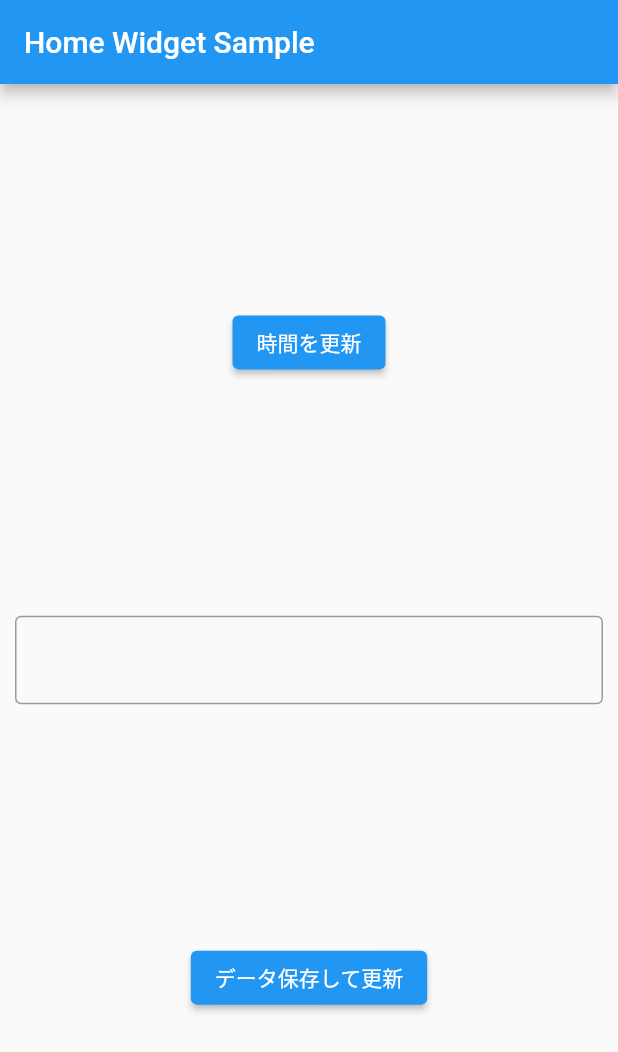
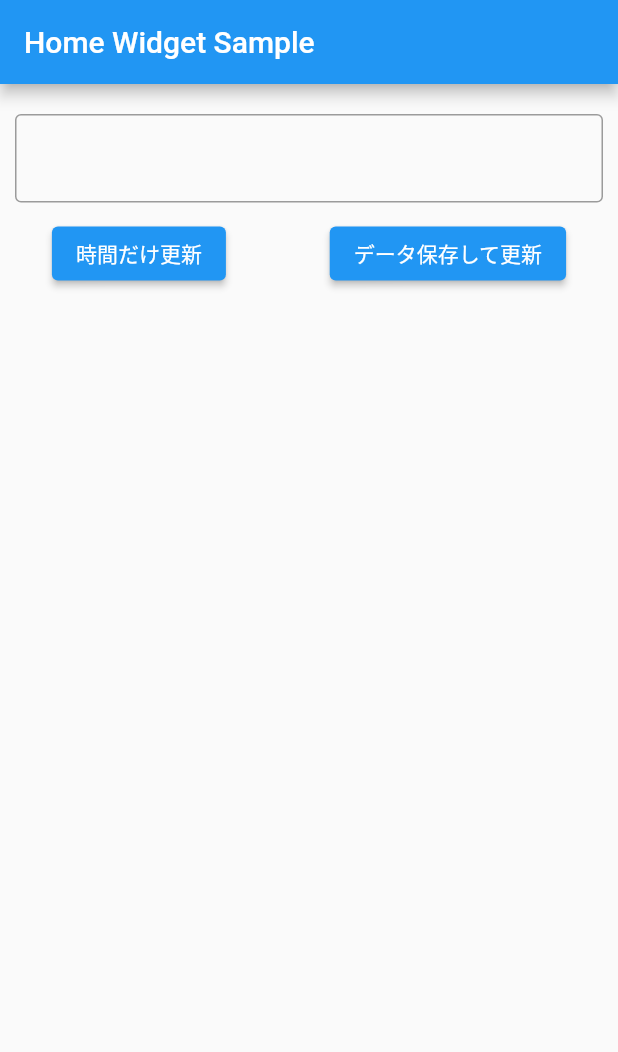
Before and after one commit to beeeyan/home_widget_sample, a Flutter app: the screen it shows after launch, after a tap on "データ保存して更新", on a phone screen of 412 x 824 dp. Shown: the top 1052 px of the screen. Run offline on Flutter 3.47's test engine with Material 2 defaults, Android fonts, the phone set to English and light mode, and no system bars; our stand-ins replace logger; missing offline and left inert: home_widget.

Commit message:
デザイン調整（主にiOS）

```diff
--- a/lib/home.dart
+++ b/lib/home.dart
@@ -2,6 +2,7 @@ import 'package:flutter/material.dart';
 import 'package:flutter/services.dart';
 import 'package:home_widget/home_widget.dart';
 import 'package:home_widget_sample/config/logger.dart';
+import 'package:home_widget_sample/util/date_time_formatter.dart';
 
 const appGroupID = 'group.work.sendfun.homeWidget.HomeWidgetExample';
 
@@ -35,15 +36,9 @@ class _HomePageState extends State<HomePage> {
         child: Form(
           key: formKey,
           child: Column(
-            mainAxisAlignment: MainAxisAlignment.spaceEvenly,
+            mainAxisAlignment: MainAxisAlignment.start,
             children: [
-              ElevatedButton(
-                onPressed: () async {
-                  _saveDateTime();
-                  _updateWidget();
-                },
-                child: const Text('時間を更新'),
-              ),
+              const SizedBox(height: 10,),
               Container(
                 margin: const EdgeInsets.all(10),
                 child: TextFormField(
@@ -54,6 +49,16 @@ class _HomePageState extends State<HomePage> {
                   textInputAction: TextInputAction.newline,
                   controller: inputTextController,
                 ),
+              ),
+              Row(
+                mainAxisAlignment: MainAxisAlignment.spaceAround,
+                children: [
+                  ElevatedButton(
+                    onPressed: () async {
+                      _saveDateTime();
+                      _updateWidget();
+                    },
+                    child: const Text('時間だけ更新'),
                   ),
                   ElevatedButton(
                     onPressed: () async {
@@ -67,6 +72,8 @@ class _HomePageState extends State<HomePage> {
                   ),
                 ],
               ),
+            ],
+          ),
         ),
       ),
     );
@@ -74,12 +81,11 @@ class _HomePageState extends State<HomePage> {
 }
 
 Future<void> _saveDateTime() async {
-  // HomeWidget.setAppGroupId(appGroupID);
-  DateTime now = DateTime.now();
-  logger.i(now);
+  final nowStr = DateTimeUtil.getNowStr();
+  logger.i('表示時間 : $nowStr');
   try {
     await Future.wait([
-      HomeWidget.saveWidgetData<String>('updatedAt', now.toString()),
+      HomeWidget.saveWidgetData<String>('updatedAt', nowStr),
     ]);
   } on PlatformException catch (exception) {
     logger.e('Error Saving Data. $exception');
--- a/lib/main.dart
+++ b/lib/main.dart
@@ -6,7 +6,7 @@ const appGroupID = 'group.work.sendfun.homeWidget.HomeWidgetExample';
 
 void main() {
   WidgetsFlutterBinding.ensureInitialized();
-  // AppGroupsの設定を行う
+  // AppGroupsの設定
   HomeWidget.setAppGroupId(appGroupID);
   runApp(const MyApp());
 }
--- /dev/null
+++ b/lib/util/date_time_formatter.dart
@@ -0,0 +1,11 @@
+import 'package:intl/date_symbol_data_local.dart';
+import 'package:intl/intl.dart';
+
+class DateTimeUtil {
+  static String getNowStr() {
+    initializeDateFormatting('ja');
+    DateTime now = DateTime.now();
+    return DateFormat.yMMMMd('ja').add_jms().format(now);
+
+  }
+}
--- a/pubspec.yaml
+++ b/pubspec.yaml
@@ -15,6 +15,7 @@ dependencies:
   flutter:
     sdk: flutter
   home_widget: ^0.1.6
+  intl: ^0.17.0
   logger: ^1.1.0
 
 dev_dependencies:
```
Also changed, not shown: pubspec.lock, 2 other files. Lines whose indentation alone changed are shown as unchanged.
